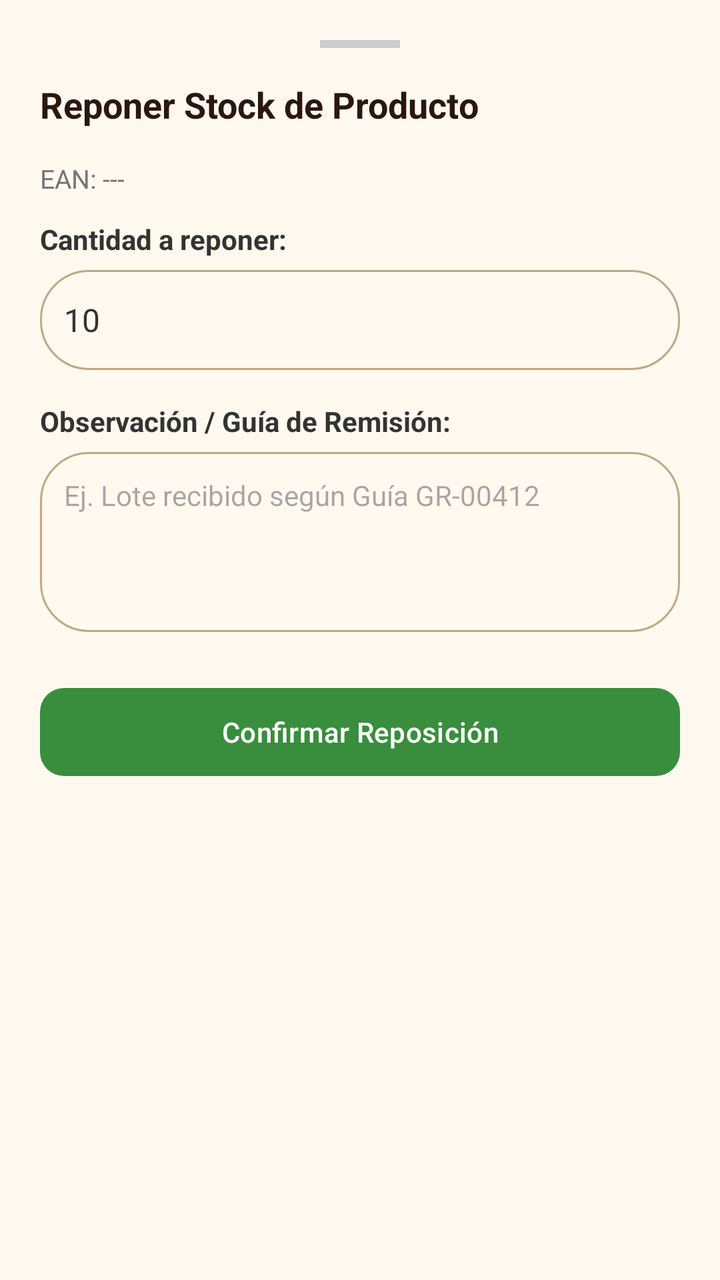
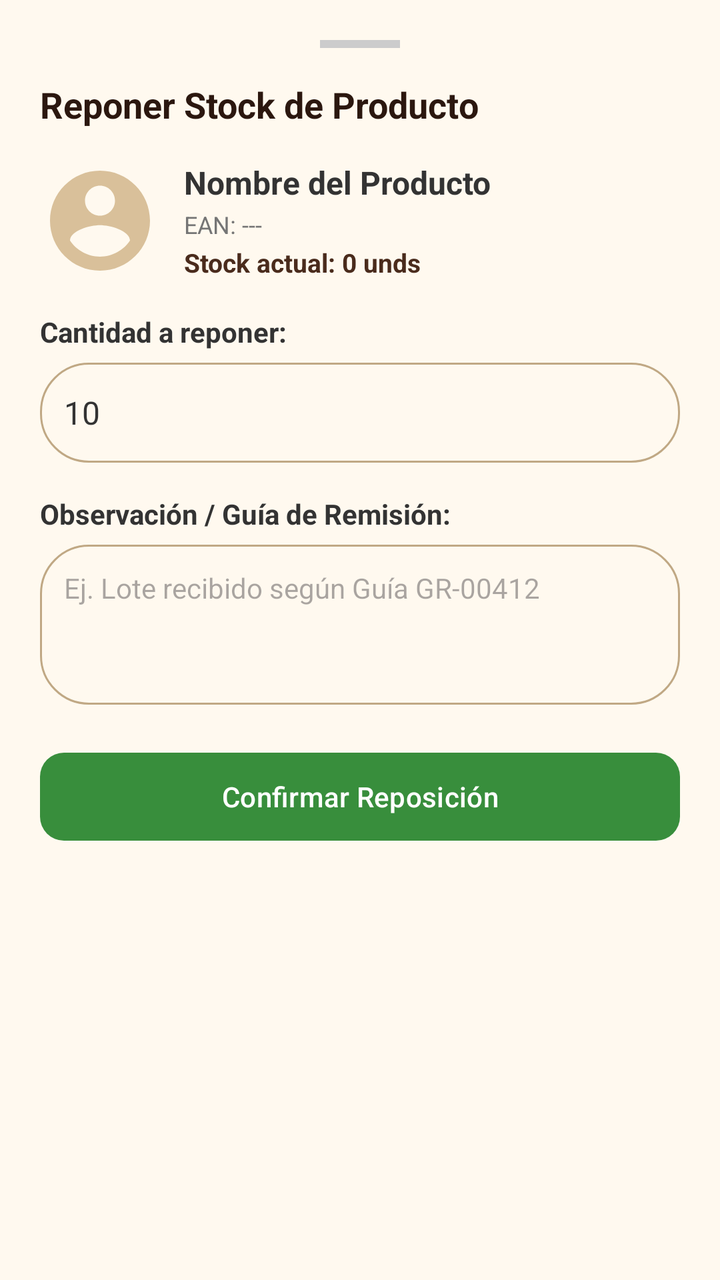

Compare the two renders of this Android layout. The source of the first and the diff that turns it into the second are given below.
<!-- AndroidManifest.xml: application theme Theme.PiccoliField -->
<!-- res/layout/dialog_bottom_sheet_reponer_stock.xml -->
<?xml version="1.0" encoding="utf-8"?>
<LinearLayout xmlns:android="http://schemas.android.com/apk/res/android"
    xmlns:app="http://schemas.android.com/apk/res-auto"
    android:layout_width="match_parent"
    android:layout_height="wrap_content"
    android:orientation="vertical"
    android:background="@color/color_fondo"
    android:padding="20dp">

    <View
        android:layout_width="40dp"
        android:layout_height="4dp"
        android:layout_gravity="center_horizontal"
        android:layout_marginBottom="16dp"
        android:background="#CCCCCC" />

    <TextView
        android:layout_width="match_parent"
        android:layout_height="wrap_content"
        android:text="Reponer Stock de Producto"
        android:textColor="@color/cafe_profundo"
        android:textSize="18sp"
        android:textStyle="bold"
        android:layout_marginBottom="16dp" />

    <TextView
        android:id="@+id/tvEanReposicion"
        android:layout_width="match_parent"
        android:layout_height="wrap_content"
        android:text="EAN: ---"
        android:textColor="#757575"
        android:textSize="13sp"
        android:layout_marginBottom="12dp" />

    <TextView
        android:layout_width="match_parent"
        android:layout_height="wrap_content"
        android:text="Cantidad a reponer:"
        android:textColor="#333333"
        android:textSize="14sp"
        android:textStyle="bold"
        android:layout_marginBottom="6dp" />

    <EditText
        android:id="@+id/etCantidadReposicion"
        android:layout_width="match_parent"
        android:layout_height="50dp"
        android:background="@drawable/bg_search_box"
        android:inputType="number"
        android:text="10"
        android:paddingHorizontal="12dp"
        android:textColor="#333333"
        android:textSize="16sp"
        android:autofillHints="quantity"
        android:layout_marginBottom="16dp" />

    <TextView
        android:layout_width="match_parent"
        android:layout_height="wrap_content"
        android:text="Observación / Guía de Remisión:"
        android:textColor="#333333"
        android:textSize="14sp"
        android:textStyle="bold"
        android:layout_marginBottom="6dp" />

    <EditText
        android:id="@+id/etObservacionReposicion"
        android:layout_width="match_parent"
        android:layout_height="90dp"
        android:background="@drawable/bg_search_box"
        android:gravity="top|start"
        android:hint="Ej. Lote recibido según Guía GR-00412"
        android:padding="12dp"
        android:textColor="#333333"
        android:textSize="14sp"
        android:inputType="textMultiLine"
        android:autofillHints="description"
        android:layout_marginBottom="24dp" />

    <com.google.android.material.button.MaterialButton
        android:id="@+id/btnConfirmarReposicion"
        android:layout_width="match_parent"
        android:layout_height="52dp"
        android:text="Confirmar Reposición"
        app:backgroundTint="#388E3C"
        android:textColor="@android:color/white"
        app:cornerRadius="12dp" />

</LinearLayout>
<!-- resources referenced by this layout -->
<resources>
  <color name="cafe_profundo">#2B170F</color>
  <color name="color_fondo">#FFF9EF</color>
  <!-- drawable bg_search_box (drawable) -->
  <?xml version="1.0" encoding="utf-8"?>
  <shape xmlns:android="http://schemas.android.com/apk/res/android"
      android:shape="rectangle">
      <solid android:color="@color/marfil_suave" />
      <corners android:radius="24dp" />
      <stroke android:width="1dp" android:color="@color/stroke_color" />
  </shape>
  <style name="Theme.PiccoliField" parent="Base.Theme.PiccoliField" />
  <color name="marfil_suave">#FFF9EF</color>
  <color name="stroke_color">#C0A884</color>
  <style name="Base.Theme.PiccoliField" parent="Theme.Material3.DayNight.NoActionBar">
          
          
      </style>
</resources>

<!-- the commit's change to res/layout/dialog_bottom_sheet_reponer_stock.xml (unified diff, before → after) -->
@@ -23,14 +23,56 @@
         android:textStyle="bold"
         android:layout_marginBottom="16dp" />
 
-    <TextView
-        android:id="@+id/tvEanReposicion"
+    
+    <LinearLayout
         android:layout_width="match_parent"
         android:layout_height="wrap_content"
-        android:text="EAN: ---"
-        android:textColor="#757575"
-        android:textSize="13sp"
-        android:layout_marginBottom="12dp" />
+        android:orientation="horizontal"
+        android:gravity="center_vertical"
+        android:layout_marginBottom="16dp">
+
+        <ImageView
+            android:id="@+id/ivProductoReposicion"
+            android:layout_width="60dp"
+            android:layout_height="60dp"
+            android:src="@drawable/ic_avatar_placeholder" />
+
+        <LinearLayout
+            android:layout_width="0dp"
+            android:layout_height="wrap_content"
+            android:layout_weight="1"
+            android:layout_marginStart="12dp"
+            android:orientation="vertical">
+
+            <TextView
+                android:id="@+id/tvNombreProductoReposicion"
+                android:layout_width="wrap_content"
+                android:layout_height="wrap_content"
+                android:text="Nombre del Producto"
+                android:textColor="#333333"
+                android:textSize="16sp"
+                android:textStyle="bold" />
+
+            <TextView
+                android:id="@+id/tvEanReposicion"
+                android:layout_width="wrap_content"
+                android:layout_height="wrap_content"
+                android:text="EAN: ---"
+                android:textColor="#757575"
+                android:textSize="12sp"
+                android:layout_marginTop="2dp" />
+
+            <TextView
+                android:id="@+id/tvStockActualReposicion"
+                android:layout_width="wrap_content"
+                android:layout_height="wrap_content"
+                android:text="Stock actual: 0 unds"
+                android:textColor="@color/chocolate"
+                android:textSize="13sp"
+                android:textStyle="bold"
+                android:layout_marginTop="2dp" />
+        </LinearLayout>
+    </LinearLayout>
 
     <TextView
         android:layout_width="match_parent"
@@ -66,7 +108,7 @@
     <EditText
         android:id="@+id/etObservacionReposicion"
         android:layout_width="match_parent"
-        android:layout_height="90dp"
+        android:layout_height="80dp"
         android:background="@drawable/bg_search_box"
         android:gravity="top|start"
         android:hint="Ej. Lote recibido según Guía GR-00412"
@@ -75,7 +117,7 @@
         android:textSize="14sp"
         android:inputType="textMultiLine"
         android:autofillHints="description"
-        android:layout_marginBottom="24dp" />
+        android:layout_marginBottom="20dp" />
 
     <com.google.android.material.button.MaterialButton
         android:id="@+id/btnConfirmarReposicion"
<!-- resource entries referenced after the edit -->
@@ -1,6 +1,7 @@
 <!-- resources referenced by this layout -->
 <resources>
   <color name="cafe_profundo">#2B170F</color>
+  <color name="chocolate">#4A2B1C</color>
   <color name="color_fondo">#FFF9EF</color>
   <!-- drawable bg_search_box (drawable) -->
   <?xml version="1.0" encoding="utf-8"?>
@@ -10,6 +11,16 @@
       <corners android:radius="24dp" />
       <stroke android:width="1dp" android:color="@color/stroke_color" />
   </shape>
+  <!-- drawable ic_avatar_placeholder (drawable) -->
+  <vector xmlns:android="http://schemas.android.com/apk/res/android"
+      android:width="48dp"
+      android:height="48dp"
+      android:viewportWidth="24"
+      android:viewportHeight="24">
+    <path
+        android:fillColor="#D9C09A"
+        android:pathData="M12,2C6.48,2 2,6.48 2,12s4.48,10 10,10 10,-4.48 10,-10S17.52,2 12,2zm0,3c1.66,0 3,1.34 3,3s-1.34,3 -3,3 -3,-1.34 -3,-3 1.34,-3 3,-3zm0,14.2c-2.5,0 -4.71,-1.28 -6,-3.22 0.03,-1.99 4,-3.08 6,-3.08 1.99,0 5.97,1.09 6,3.08 -1.29,1.94 -3.5,3.22 -6,3.22z"/>
+  </vector>
   <style name="Theme.PiccoliField" parent="Base.Theme.PiccoliField" />
   <color name="marfil_suave">#FFF9EF</color>
   <color name="stroke_color">#C0A884</color>
